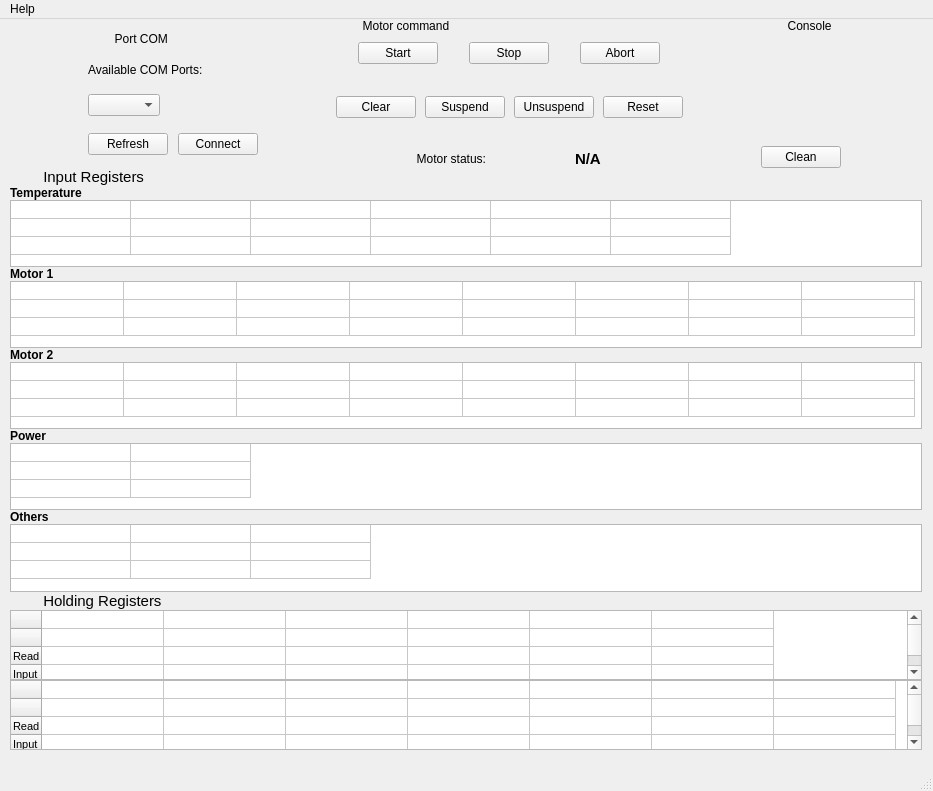
equium-energy/power_electronic_controler_HMI, file front/style/main_window.ui: the form before one commit.
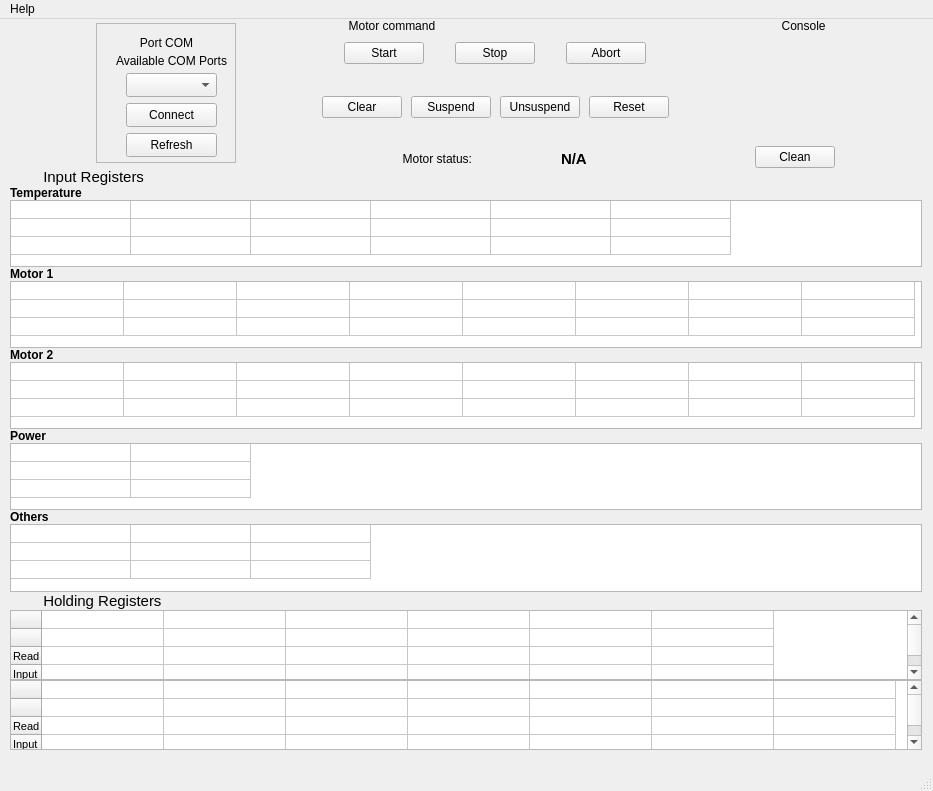
The form after the commit.

Commit message: :construction: add frame port com

The edit to the form file:
```diff
--- a/front/style/main_window.ui
+++ b/front/style/main_window.ui
@@ -35,81 +35,133 @@
        <item>
         <layout class="QVBoxLayout" name="verticalLayout_2">
          <property name="spacing">
-          <number>4</number>
+          <number>0</number>
          </property>
          <property name="sizeConstraint">
           <enum>QLayout::SizeConstraint::SetMaximumSize</enum>
          </property>
-         <item>
-          <widget class="QLabel" name="label">
-           <property name="sizePolicy">
-            <sizepolicy hsizetype="Maximum" vsizetype="Maximum">
-             <horstretch>0</horstretch>
-             <verstretch>0</verstretch>
-            </sizepolicy>
-           </property>
-           <property name="font">
-            <font>
-             <underline>false</underline>
-            </font>
-           </property>
-           <property name="text">
-            <string>        Port COM</string>
-           </property>
-          </widget>
-         </item>
-         <item>
-          <widget class="QLabel" name="label_2">
-           <property name="sizePolicy">
-            <sizepolicy hsizetype="Maximum" vsizetype="Maximum">
-             <horstretch>0</horstretch>
-             <verstretch>0</verstretch>
-            </sizepolicy>
-           </property>
-           <property name="text">
-            <string>Available COM Ports:</string>
-           </property>
-          </widget>
-         </item>
-         <item>
-          <widget class="QComboBox" name="comboBox_ComPorts">
-           <property name="sizePolicy">
-            <sizepolicy hsizetype="Maximum" vsizetype="Fixed">
-             <horstretch>0</horstretch>
-             <verstretch>0</verstretch>
-            </sizepolicy>
-           </property>
-          </widget>
-         </item>
+         <property name="leftMargin">
+          <number>0</number>
+         </property>
          <item>
           <layout class="QHBoxLayout" name="horizontalLayout_4">
            <property name="spacing">
             <number>10</number>
            </property>
            <item>
-            <widget class="QPushButton" name="pushButton_refresh">
-             <property name="sizePolicy">
-              <sizepolicy hsizetype="Maximum" vsizetype="Maximum">
-               <horstretch>0</horstretch>
-               <verstretch>0</verstretch>
-              </sizepolicy>
+            <widget class="QFrame" name="frame">
+             <property name="maximumSize">
+              <size>
+               <width>140</width>
+               <height>140</height>
+              </size>
              </property>
-             <property name="text">
-              <string>Refresh</string>
+             <property name="frameShape">
+              <enum>QFrame::Shape::StyledPanel</enum>
              </property>
-            </widget>
-           </item>
-           <item>
-            <widget class="QPushButton" name="pushButton_conncet">
-             <property name="sizePolicy">
-              <sizepolicy hsizetype="Maximum" vsizetype="Maximum">
-               <horstretch>0</horstretch>
-               <verstretch>0</verstretch>
-              </sizepolicy>
+             <property name="frameShadow">
+              <enum>QFrame::Shadow::Raised</enum>
              </property>
-             <property name="text">
-              <string>Connect</string>
-             </property>
+             <widget class="QPushButton" name="pushButton_conncet">
+              <property name="geometry">
+               <rect>
+                <x>30</x>
+                <y>80</y>
+                <width>91</width>
+                <height>24</height>
+               </rect>
+              </property>
+              <property name="sizePolicy">
+               <sizepolicy hsizetype="Maximum" vsizetype="Maximum">
+                <horstretch>0</horstretch>
+                <verstretch>0</verstretch>
+               </sizepolicy>
+              </property>
+              <property name="text">
+               <string>Connect</string>
+              </property>
+             </widget>
+             <widget class="QPushButton" name="pushButton_refresh">
+              <property name="geometry">
+               <rect>
+                <x>30</x>
+                <y>110</y>
+                <width>91</width>
+                <height>24</height>
+               </rect>
+              </property>
+              <property name="sizePolicy">
+               <sizepolicy hsizetype="Maximum" vsizetype="Maximum">
+                <horstretch>0</horstretch>
+                <verstretch>0</verstretch>
+               </sizepolicy>
+              </property>
+              <property name="text">
+               <string>Refresh</string>
+              </property>
+             </widget>
+             <widget class="QComboBox" name="comboBox_ComPorts">
+              <property name="geometry">
+               <rect>
+                <x>30</x>
+                <y>50</y>
+                <width>91</width>
+                <height>24</height>
+               </rect>
+              </property>
+              <property name="sizePolicy">
+               <sizepolicy hsizetype="Maximum" vsizetype="Fixed">
+                <horstretch>0</horstretch>
+                <verstretch>0</verstretch>
+               </sizepolicy>
+              </property>
+             </widget>
+             <widget class="QLabel" name="label_2">
+              <property name="geometry">
+               <rect>
+                <x>20</x>
+                <y>30</y>
+                <width>111</width>
+                <height>16</height>
+               </rect>
+              </property>
+              <property name="sizePolicy">
+               <sizepolicy hsizetype="Maximum" vsizetype="Maximum">
+                <horstretch>0</horstretch>
+                <verstretch>0</verstretch>
+               </sizepolicy>
+              </property>
+              <property name="text">
+               <string>Available COM Ports:</string>
+              </property>
+             </widget>
+             <widget class="QLabel" name="label">
+              <property name="geometry">
+               <rect>
+                <x>20</x>
+                <y>10</y>
+                <width>101</width>
+                <height>20</height>
+               </rect>
+              </property>
+              <property name="sizePolicy">
+               <sizepolicy hsizetype="Maximum" vsizetype="Maximum">
+                <horstretch>0</horstretch>
+                <verstretch>0</verstretch>
+               </sizepolicy>
+              </property>
+              <property name="font">
+               <font>
+                <underline>false</underline>
+               </font>
+              </property>
+              <property name="text">
+               <string>Port COM</string>
+              </property>
+              <property name="alignment">
+               <set>Qt::AlignmentFlag::AlignCenter</set>
+              </property>
+             </widget>
             </widget>
            </item>
           </layout>
```
